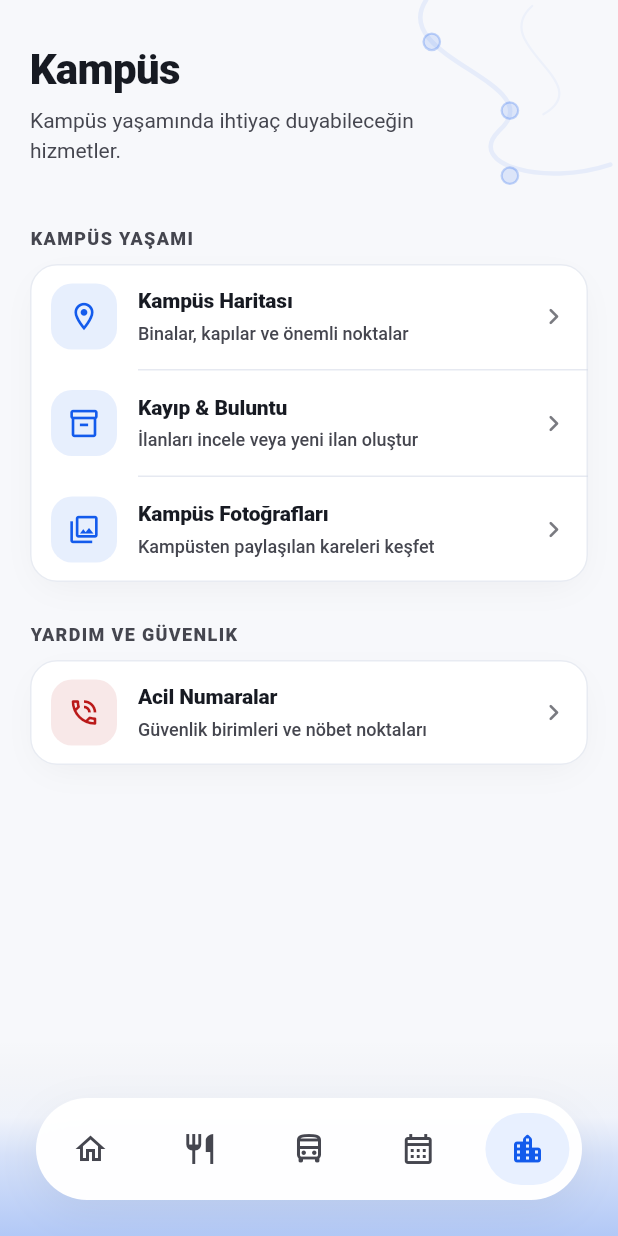
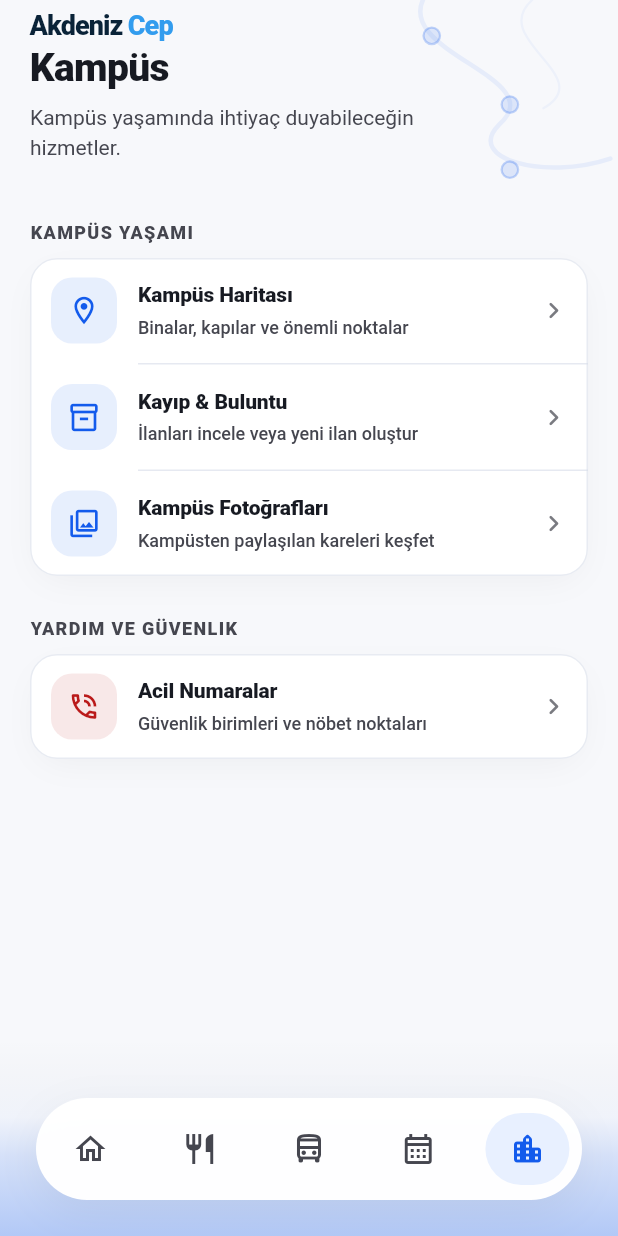
Before and after one commit to AkdenizCep/akdenizcep-flutter, a Flutter app: the screen it shows once a user with an empty profile is signed in, item 5 of the bottom bar chosen, on a phone screen of 412 x 824 dp. Run offline on Flutter 3.47's test engine with Material 3 defaults, Android fonts, the phone set to English and light mode, and no system bars; our stand-ins replace cached_network_image, cloud_firestore, firebase_auth, firebase_core, firebase_database, flutter_riverpod and 6 more; missing offline and left inert: cloudinary_flutter, mobile_scanner, pointer_interceptor; accounts and stored records are empty.

Commit message:
feat(campus): align header with the shared top bar
Uses the shared top-bar metrics and adds the app logo above the title so the
campus page lines up with the other tabs.

Co-Authored-By: Claude Opus 5 <noreply@anthropic.com>

```diff
--- a/lib/features/campus/pages/campus_page.dart
+++ b/lib/features/campus/pages/campus_page.dart
@@ -1,6 +1,7 @@
 import 'package:flutter/material.dart';
 import 'package:go_router/go_router.dart';
 
+import '../../../shared/components/app_top_bar.dart';
 import 'components/campus_header.dart';
 import 'components/campus_service_group.dart';
 
@@ -55,9 +56,9 @@ class CampusPage extends StatelessWidget {
         bottom: false,
         child: SingleChildScrollView(
           padding: EdgeInsets.fromLTRB(
-            20,
-            8,
-            20,
+            kTopBarHPad,
+            4,
+            kTopBarHPad,
             132 + MediaQuery.of(context).padding.bottom,
           ),
           child: Center(
--- a/lib/features/campus/pages/components/campus_header.dart
+++ b/lib/features/campus/pages/components/campus_header.dart
@@ -1,4 +1,7 @@
 import 'package:flutter/material.dart';
+
+import '../../../../shared/components/akdeniz_cep_logo.dart';
+import '../../../../shared/components/app_top_bar.dart';
 
 class CampusHeader extends StatelessWidget {
   const CampusHeader({super.key});
@@ -20,18 +23,22 @@ class CampusHeader extends StatelessWidget {
             ),
           ),
           Align(
-            alignment: Alignment.centerLeft,
+            alignment: Alignment.topLeft,
             child: ConstrainedBox(
               constraints: const BoxConstraints(maxWidth: 285),
               child: Column(
                 mainAxisSize: MainAxisSize.min,
                 crossAxisAlignment: CrossAxisAlignment.start,
                 children: [
+                  const AkdenizCepLogo(fontSize: kTopBarLogoFontSize),
+                  const SizedBox(height: kTopBarTitleGap),
                   Text(
                     'Kampüs',
                     style: textTheme.headlineMedium?.copyWith(
                       fontWeight: FontWeight.w800,
                       letterSpacing: -0.45,
+                      fontSize: kTopBarTitleFontSize,
+
                     ),
                   ),
                   const SizedBox(height: 7),
```
